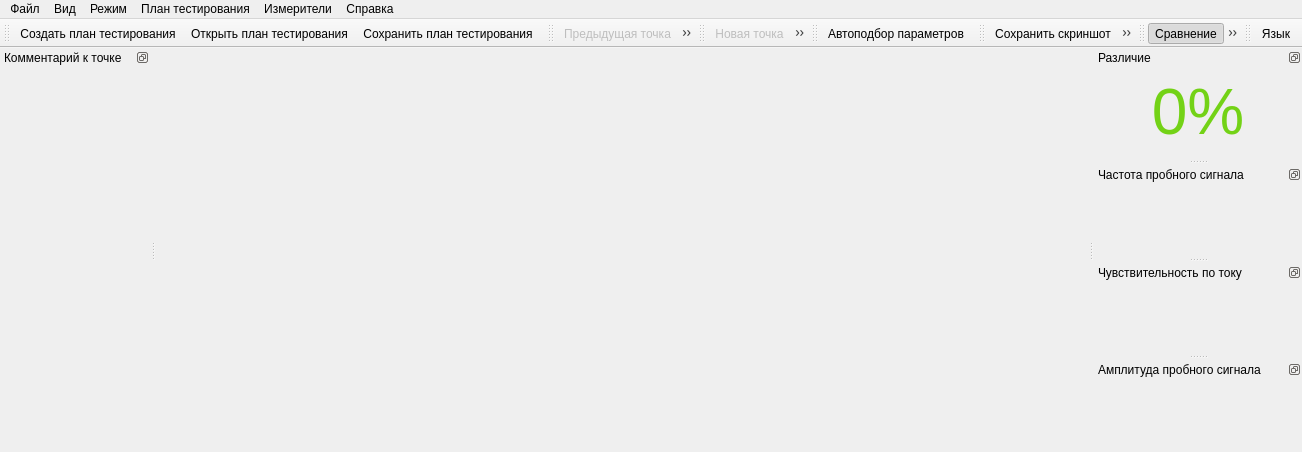
Above: gui/mainwindow.ui from EPC-MSU/EPLab before the change. Below: the same form after it.
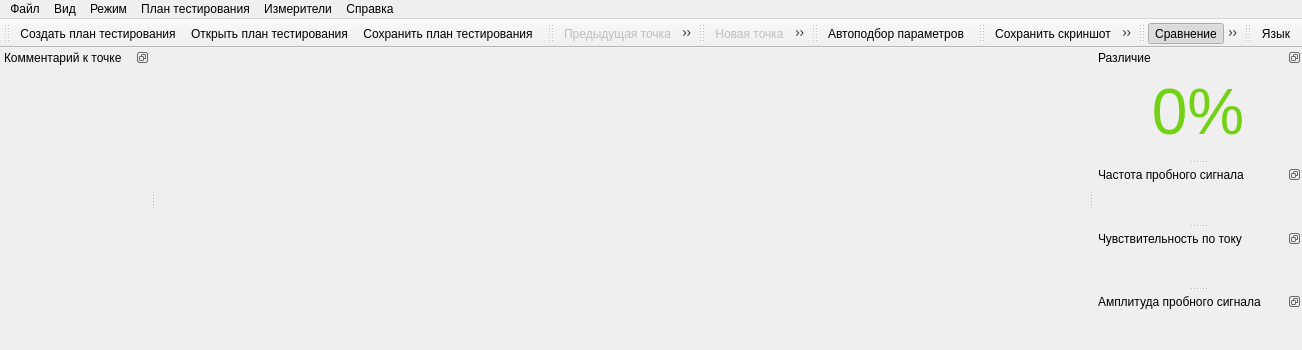
That is the form after the change. Icons and pictures are not drawn.

Commit message: Added setting of init size

The edit to the form file:
```diff
--- a/gui/mainwindow.ui
+++ b/gui/mainwindow.ui
@@ -6,8 +6,8 @@
    <rect>
     <x>0</x>
     <y>0</y>
-    <width>940</width>
-    <height>452</height>
+    <width>675</width>
+    <height>350</height>
    </rect>
   </property>
   <property name="windowTitle">
```
Left out of the diff: 2 changed lines with no effect on the pictures. The commit also changes 2 other files.
